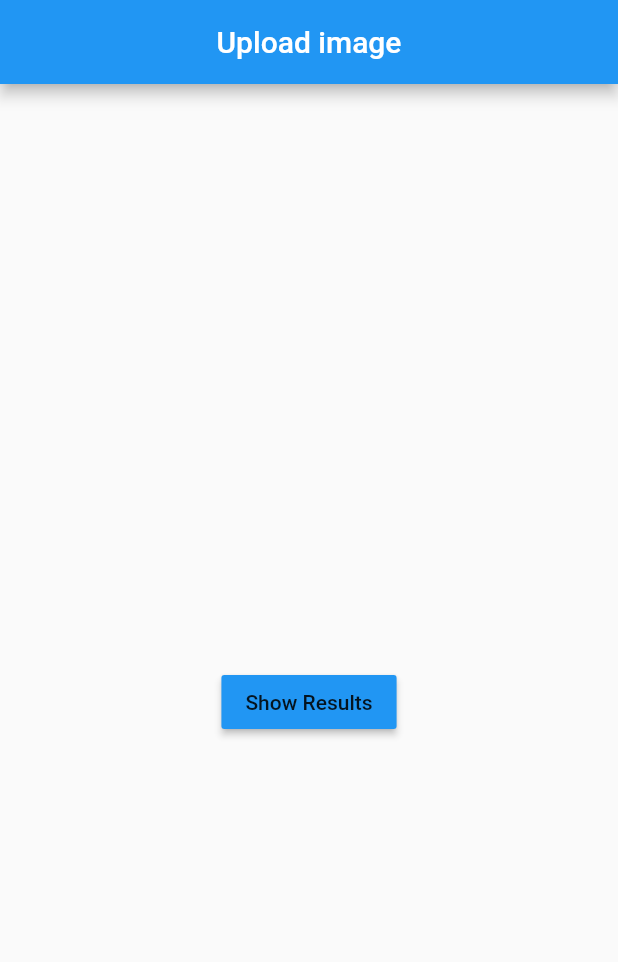
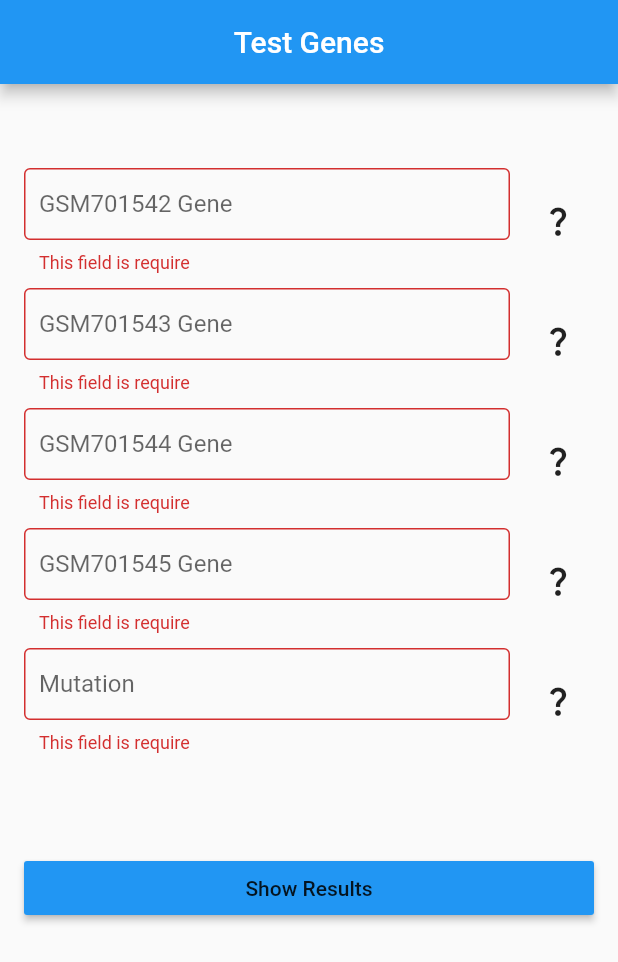
Before and after one commit to Salah-Eltenehy/Detection-of-Alzheimer-Disease, a Flutter app: the screen it shows after launch, after a tap on "Show Results", on a phone screen of 412 x 824 dp. Shown: the top 962 px of the screen. Run offline on Flutter 3.47's test engine with Material 2 defaults, Android fonts, the light colour scheme and no system bars; our stand-ins replace cloud_firestore, easy_search_bar, firebase_auth, firebase_core, firebase_database, fluttertoast and 3 more; missing offline and left inert: esp_smartconfig; accounts and stored records are empty.

Commit message:
update front and test api

```diff
--- a/lib/main.dart
+++ b/lib/main.dart
@@ -15,9 +15,9 @@ import 'firebase_options.dart';
 Future<void> main() async {
   WidgetsFlutterBinding.ensureInitialized();
   await CachHelper.init();
-  await Firebase.initializeApp(
-    options: DefaultFirebaseOptions.currentPlatform,
-  );
+  // await Firebase.initializeApp(
+  //   options: DefaultFirebaseOptions.currentPlatform,
+  // );
   var userID = await CachHelper.getData(key: "uid");
   Widget startWidget = SignInScreen();
   if (userID != null) {
--- a/lib/modules/upload-image/UploadImage.dart
+++ b/lib/modules/upload-image/UploadImage.dart
@@ -12,40 +12,84 @@ class UploadImage extends StatefulWidget {
 
 class _UploadImageState extends State<UploadImage> {
 
-  File? imageUploaded;
+  var firstGeneController = TextEditingController();
+  var secondGeneController = TextEditingController();
+  var thirdGeneController = TextEditingController();
+  var forthGeneController = TextEditingController();
+  var mutationController = TextEditingController();
   String res = "";
+  var formKey = GlobalKey<FormState>();
   @override
   Widget build(BuildContext context) {
     return Scaffold(
       appBar: AppBar(
-        title: const Text("Upload image"),
+        title: const Text("Test Genes"),
         centerTitle: true,
       ),
       body: Padding(
         padding: const EdgeInsets.all(16.0),
-        child: Container(
-          width: double.infinity,
-          // height: 100,
+        child: Form(
+          key: formKey,
           child: Center(
-            child: Column(
-              mainAxisAlignment: MainAxisAlignment.center,
+            child: ListView(
+              // mainAxisAlignment: MainAxisAlignment.center,
               children: [
-                // IconButton(
-                //   onPressed:() async {
-                //     final ImagePicker _picker = ImagePicker();
-                //     final XFile? image = await _picker.pickImage(source: ImageSource.camera);
-                //     imageUploaded = File(image!.path);
-                //     print("HHHHHHHHHHHHHHHHHHHHHHHHHHHHHHHHH");
-                //     print(image!.path);
-                //     setState(() {
-                //
-                //     });
-                //   },
-                //   icon: const Icon(Icons.add_a_photo),
-                //   iconSize: 50,
-                //   color: Colors.grey,
-                //   tooltip:  "Upload photo",
-                // ),
+                const SizedBox(height: 40,),
+                Row(
+                  children: [
+                    textField(controller: firstGeneController, label: 'GSM701542 Gene'),
+                    const SizedBox(width: 8,),
+                    IconButton(
+                        onPressed: () {},
+                        icon: const Icon(Icons.question_mark_sharp)
+                    ),
+                  ],
+                ),
+                const SizedBox(height: 10,),
+                Row(
+                  children: [
+                    textField(controller: secondGeneController, label: 'GSM701543 Gene'),
+                    const SizedBox(width: 8,),
+                    IconButton(
+                        onPressed: () {},
+                        icon: const Icon(Icons.question_mark_sharp)
+                    ),
+                  ],
+                ),
+                const SizedBox(height: 10,),
+                Row(
+                  children: [
+                    textField(controller: thirdGeneController, label: 'GSM701544 Gene'),
+                    const SizedBox(width: 8,),
+                    IconButton(
+                        onPressed: () {},
+                        icon: const Icon(Icons.question_mark_sharp)
+                    ),
+                  ],
+                ),
+                const SizedBox(height: 10,),
+                Row(
+                  children: [
+                    textField(controller: forthGeneController, label: 'GSM701545 Gene'),
+                    const SizedBox(width: 8,),
+                    IconButton(
+                        onPressed: () {},
+                        icon: const Icon(Icons.question_mark_sharp)
+                    ),
+                  ],
+                ),
+                const SizedBox(height: 10,),
+                Row(
+                  children: [
+                    textField(controller: mutationController, label: 'Mutation'),
+                    const SizedBox(width: 8,),
+                    IconButton(
+                        onPressed: () {},
+                        icon: const Icon(Icons.question_mark_sharp)
+                    ),
+                  ],
+                ),
+                const SizedBox(height: 10,),
                 const SizedBox(height: 20,),
                 Text(
                   res,
@@ -57,15 +101,32 @@ class _UploadImageState extends State<UploadImage> {
                 MaterialButton(
                   color: Colors.blue,
                   onPressed: () async {
-                    String name = "Salah";
-                    String url = "http://127.0.0.1:5000/";
-                    var response = await http.get(Uri.parse(url));
-                    print(response.body);
-                    var r = json.decode(response.body) as Map;
-                    print(r);
-                    setState(() {
+                    if(formKey.currentState!.validate()) {
+                      print("YES");
+                      String g1 ="${firstGeneController.text}";
+                      String g2 = "${secondGeneController.text}";
+                      String g3 = "${thirdGeneController.text}";
+                      String g4 = "${forthGeneController.text}";
+                      String mu = "${mutationController.text}";
+                      String url = 'http://127.0.0.1:5000/test/$g1/$g2/$g3/$g4/$mu';
+                      var response = await http.post(
+                          Uri.parse(url),
+                        //   body: json.encode({
+                        //     'gene1': firstGeneController.text,
+                        //     'gene2': secondGeneController.text,
+                        //     'gene3': thirdGeneController.text,
+                        //     'gene4': forthGeneController.text,
+                        //     'mutation': mutationController.text
+                        // })
+                      );
+                      print(response.body);
+                      var r = json.decode(response.body) as Map;
+                      print(r);
+                      setState(() {
 
-                    });
+                      });
+                    }
+
                   },
                   child: const Text("Show Results"),
                 ),
@@ -76,4 +137,38 @@ class _UploadImageState extends State<UploadImage> {
       ),
     );
   }
+  Widget textField(
+        {
+          required TextEditingController controller,
+          required String label,
+        }
+      ) {
+    return Expanded(
+      child: TextFormField(
+        controller: controller,
+        keyboardType: TextInputType.text,
+        validator: (value) {
+          if (value!.isEmpty) {
+            return "This field is require";
+          }
+
+          else if (
+          !(value.contains(RegExp(
+              r"^[0-9.]")))
+          )
+          {
+            return "Please enter a value\nFor more information click on mark";
+          }
+          return null;
+        },
+        decoration: InputDecoration(
+            contentPadding:
+            const EdgeInsets.symmetric(vertical: 10.0, horizontal: 10.0),
+            // labelText: label,
+            border: const OutlineInputBorder(),
+            hintText: label
+        ),
+      ),
+    );
+  }
 }
--- a/lib/modules/webView/WebView.dart
+++ b/lib/modules/webView/WebView.dart
@@ -0,0 +1,32 @@
+import 'package:flutter/material.dart';
+import 'package:webview_flutter/webview_flutter.dart';
+class ViewScreen extends StatelessWidget {
+  var controller = WebViewController()
+                      ..setJavaScriptMode(JavaScriptMode.unrestricted)
+                      ..setBackgroundColor(const Color(0x00000000))
+                      ..setNavigationDelegate(
+                      NavigationDelegate(
+                      onProgress: (int progress) {
+                      // Update loading bar.
+                      },
+                      onPageStarted: (String url) {},
+                      onPageFinished: (String url) {},
+                      onWebResourceError: (WebResourceError error) {},
+                      onNavigationRequest: (NavigationRequest request) {
+                      if (request.url.startsWith('https://www.youtube.com/')) {
+                          return NavigationDecision.prevent;
+                      }
+                          return NavigationDecision.navigate;
+                      },
+                      ),
+                      )
+                      ..loadRequest(Uri.parse('https://flutter.dev'));
+  @override
+  Widget build(BuildContext context) {
+    return Scaffold(
+      body: WebViewWidget(controller: controller,
+
+      ),
+    );
+  }
+}
--- a/pubspec.yaml
+++ b/pubspec.yaml
@@ -46,6 +46,7 @@ dependencies:
   http: ^0.13.5
   easy_search_bar: ^2.4.2
   image_picker: ^0.8.6+1
+  webview_flutter: ^4.0.2
 
 dev_dependencies:
   flutter_test:
```
Also changed, not shown: lib/modules/signup/SignUp.dart (+6 -9 lines), pubspec.lock, 1 other file.
